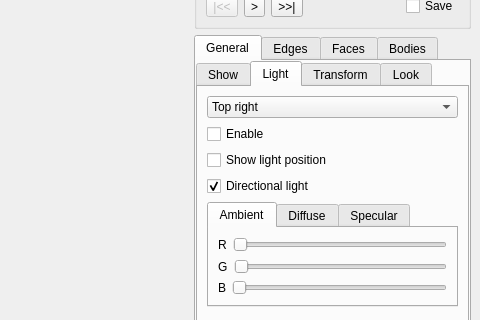
Qt form MainWindow.ui (danlipsa/foamvis) before a commit; both pictures show x 396 to 876 and y 96 to 416 of the 876 by 591 pixel window.
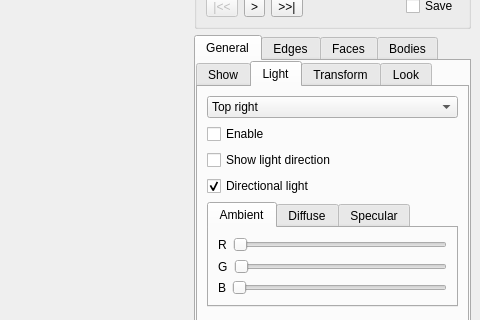
The same form after that commit. The open tabs and pages were chosen to show the change. Custom widgets are drawn as their Qt base class.

```diff
--- a/MainWindow.ui
+++ b/MainWindow.ui
@@ -366,7 +366,7 @@
                <item>
                 <widget class="QCheckBox" name="checkBoxLightPositionShown">
                  <property name="text">
-                  <string>Show light position</string>
+                  <string>Show light direction</string>
                  </property>
                 </widget>
                </item>
```
Left out of the diff: 2 changed lines with no effect on the pictures.
